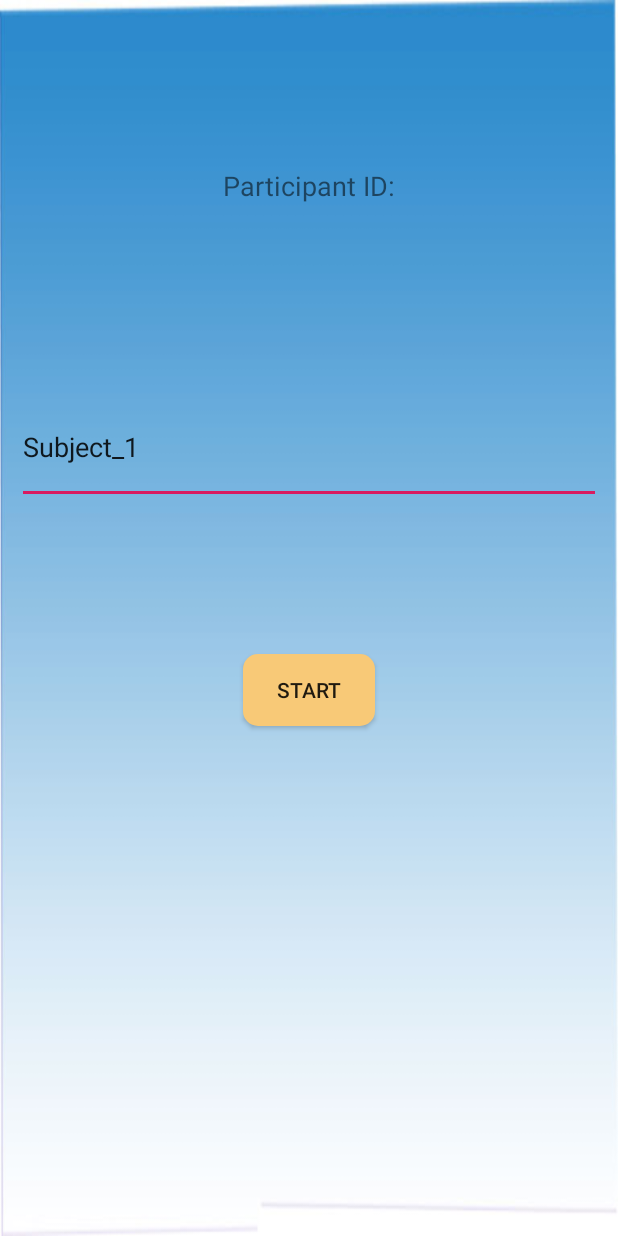
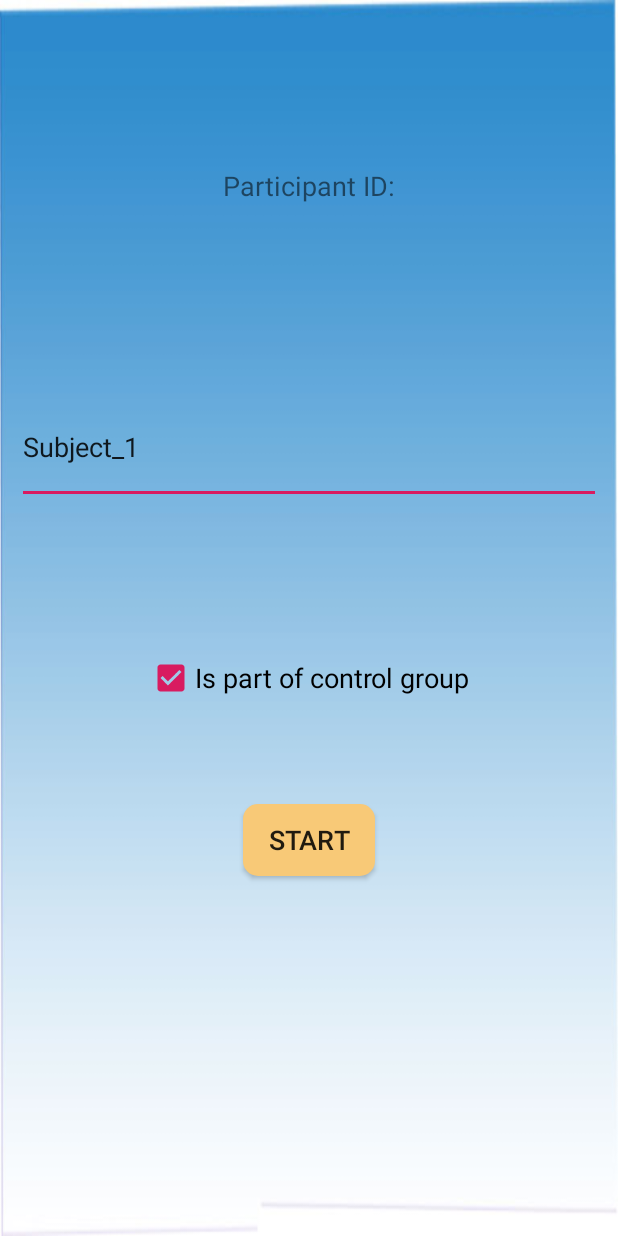
Before and after one commit to KochPJ/NewMediaLab, an Android app: the layout activity_participant_info.xml on its own in the app's theme, with its tools: preview values and no code run, on a phone screen of 412 x 824 dp. Run offline under Robolectric (Android 15) with nearby library versions, the phone set to English and light mode, and no system bars.

Commit message:
Version 3 of the 20th of June: Added option to assign subjects to control or experimental group (no longer dependent on ID#)

```diff
--- a/AppDevelopment/app/src/main/res/layout/activity_participant_info.xml
+++ b/AppDevelopment/app/src/main/res/layout/activity_participant_info.xml
@@ -34,10 +34,22 @@
         android:layout_width="wrap_content"
         android:layout_height="wrap_content"
         android:layout_below="@+id/et_participantID"
-        android:layout_marginTop="100dp"
         android:layout_centerHorizontal="true"
+        android:layout_marginTop="200dp"
         android:background="@drawable/mybutton"
         android:onClick="addID"
-        android:text="Start" />
+        android:text="Start"
+        android:textSize="18sp" />
+
+    <CheckBox
+        android:id="@+id/control"
+        android:layout_width="wrap_content"
+        android:layout_height="wrap_content"
+        android:layout_below="@+id/et_participantID"
+        android:layout_centerHorizontal="true"
+        android:layout_marginTop="100dp"
+        android:checked="true"
+        android:text="Is part of control group"
+        android:textSize="18sp" />
 
 </RelativeLayout>
```
Also changed, not shown: AppDevelopment/app/src/main/java/com/example/newmedialab/Experiment.java (+11 -1 lines), AppDevelopment/app/src/main/java/com/example/newmedialab/ParticipantInfo.java (+23 -1 lines), AppDevelopment/app/src/main/java/com/example/newmedialab/ParticipantSelection.java (+7 -1 lines).
